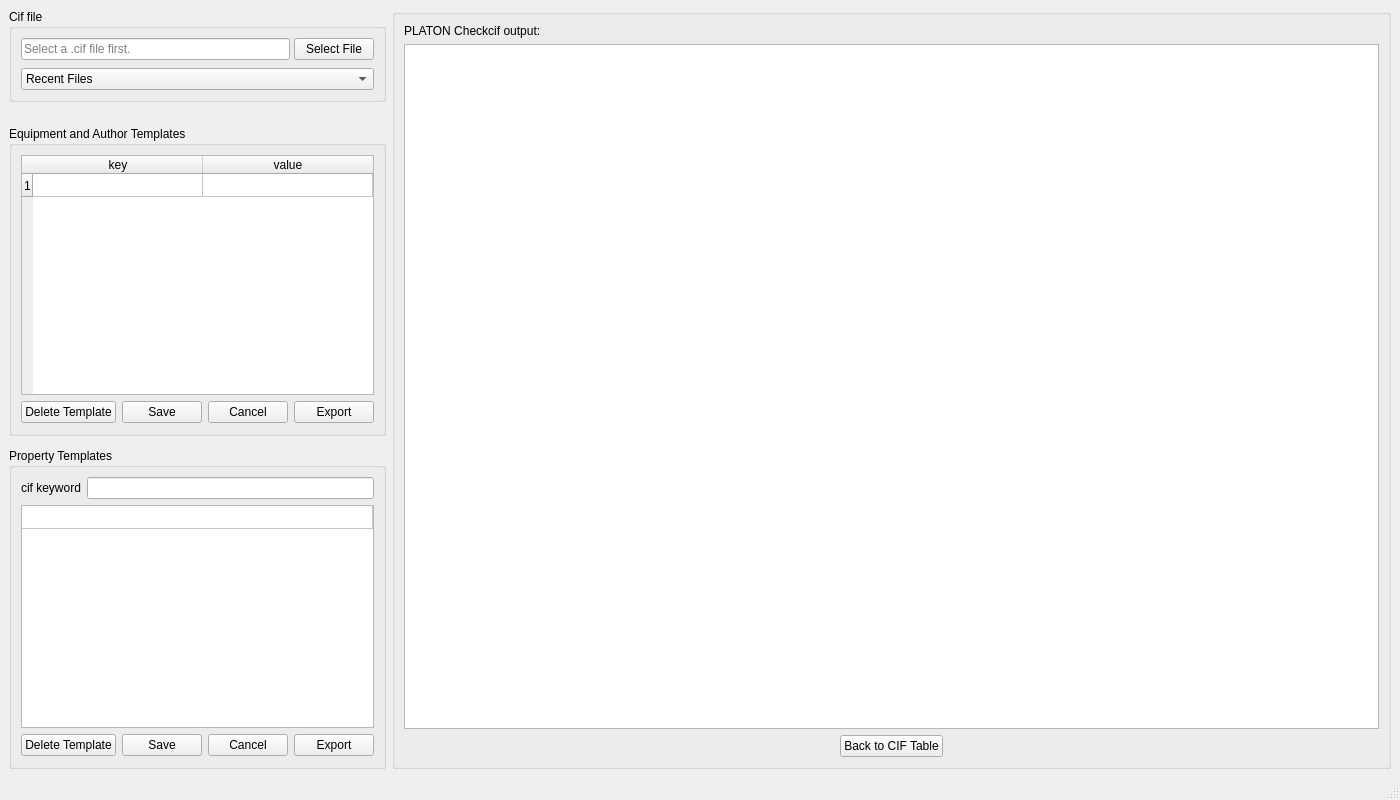
dkratzert/FinalCif, file gui/finalcif_gui.ui: the form before one commit.
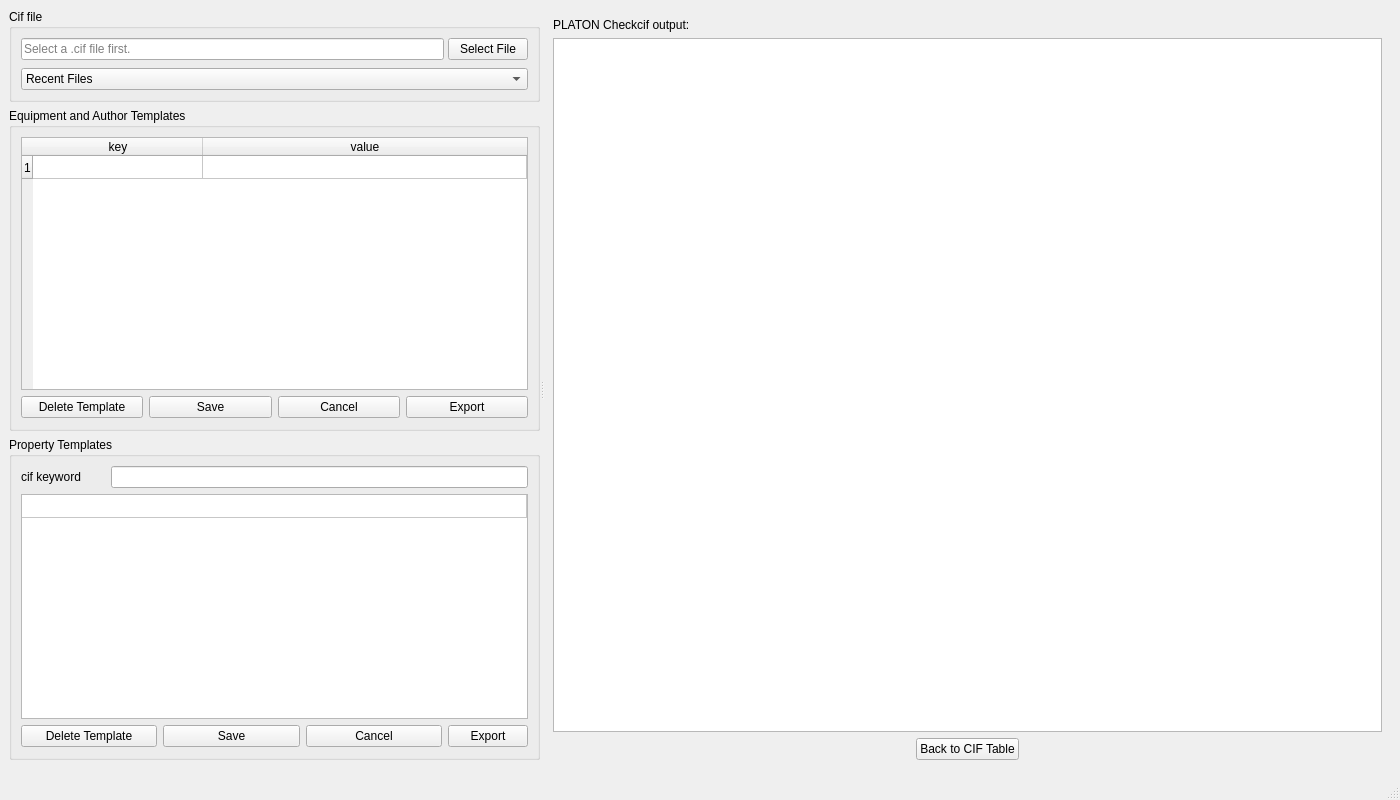
The form after the commit. The open tabs and pages were chosen to show the change. Custom widgets are drawn as their Qt base class.

Commit message: added splitter between main table and templates

The edit to the form file:
```diff
--- a/gui/finalcif_gui.ui
+++ b/gui/finalcif_gui.ui
@@ -16,15 +16,230 @@
    <string>FinalCif</string>
   </property>
   <widget class="QWidget" name="Mainwidget">
-   <layout class="QGridLayout" name="gridLayout">
-    <item row="7" column="1" rowspan="3">
+   <layout class="QHBoxLayout" name="horizontalLayout_4">
+    <item>
+     <widget class="QSplitter" name="splitter">
+      <property name="orientation">
+       <enum>Qt::Horizontal</enum>
+      </property>
+      <widget class="QFrame" name="LeftFrame">
+       <property name="frameShape">
+        <enum>QFrame::NoFrame</enum>
+       </property>
+       <property name="frameShadow">
+        <enum>QFrame::Plain</enum>
+       </property>
+       <property name="lineWidth">
+        <number>0</number>
+       </property>
+       <layout class="QVBoxLayout" name="verticalLayout_5">
+        <property name="leftMargin">
+         <number>0</number>
+        </property>
+        <property name="topMargin">
+         <number>0</number>
+        </property>
+        <property name="rightMargin">
+         <number>0</number>
+        </property>
+        <item>
+         <widget class="QGroupBox" name="SelectCifFileGroupBox">
+          <property name="title">
+           <string>Cif file</string>
+          </property>
+          <layout class="QGridLayout" name="CifFileGridLayout" columnstretch="0,0">
+           <property name="horizontalSpacing">
+            <number>4</number>
+           </property>
+           <property name="verticalSpacing">
+            <number>8</number>
+           </property>
+           <item row="0" column="1">
+            <widget class="QPushButton" name="SelectCif_PushButton">
+             <property name="text">
+              <string>Select File</string>
+             </property>
+            </widget>
+           </item>
+           <item row="0" column="0">
+            <widget class="QLineEdit" name="SelectCif_LineEdit">
+             <property name="placeholderText">
+              <string>Select a .cif file first.</string>
+             </property>
+            </widget>
+           </item>
+           <item row="1" column="0" colspan="2">
+            <widget class="QComboBox" name="RecentComboBox">
+             <property name="currentText">
+              <string>Recent Files</string>
+             </property>
+             <item>
+              <property name="text">
+               <string>Recent Files</string>
+              </property>
+             </item>
+            </widget>
+           </item>
+          </layout>
+         </widget>
+        </item>
+        <item>
+         <widget class="QGroupBox" name="EquipmentGroupBox">
+          <property name="title">
+           <string>Equipment and Author Templates</string>
+          </property>
+          <layout class="QGridLayout" name="gridLayout_3">
+           <property name="leftMargin">
+            <number>0</number>
+           </property>
+           <property name="topMargin">
+            <number>0</number>
+           </property>
+           <property name="rightMargin">
+            <number>0</number>
+           </property>
+           <property name="bottomMargin">
+            <number>1</number>
+           </property>
+           <property name="spacing">
+            <number>0</number>
+           </property>
+           <item row="0" column="0">
+            <widget class="QStackedWidget" name="EquipmentTemplatesStackedWidget">
+             <property name="currentIndex">
+              <number>1</number>
+             </property>
+             <widget class="QWidget" name="EquipmentSelectPage">
+              <layout class="QGridLayout" name="TemplatesGridLayout">
+               <item row="0" column="0" colspan="3">
+                <widget class="QListWidget" name="EquipmentTemplatesListWidget">
+                 <property name="toolTip">
+                  <string>&lt;html&gt;&lt;head/&gt;&lt;body&gt;&lt;p&gt;Each entry can have a list of key/value pairs. For example a Diffractometer model can have a list of features.&lt;/p&gt;&lt;/body&gt;&lt;/html&gt;</string>
+                 </property>
+                 <property name="editTriggers">
+                  <set>QAbstractItemView::NoEditTriggers</set>
+                 </property>
+                 <property name="selectionMode">
+                  <enum>QAbstractItemView::SingleSelection</enum>
+                 </property>
+                 <property name="selectionBehavior">
+                  <enum>QAbstractItemView::SelectRows</enum>
+                 </property>
+                </widget>
+               </item>
+               <item row="1" column="0">
+                <widget class="QPushButton" name="NewEquipmentTemplateButton">
+                 <property name="text">
+                  <string>New Template</string>
+                 </property>
+                </widget>
+               </item>
+               <item row="1" column="1">
+                <widget class="QPushButton" name="EditEquipmentTemplateButton">
+                 <property name="text">
+                  <string>Edit Template</string>
+                 </property>
+                </widget>
+               </item>
+               <item row="1" column="2">
+                <widget class="QPushButton" name="ImportEquipmentTemplateButton">
+                 <property name="text">
+                  <string>Import</string>
+                 </property>
+                </widget>
+               </item>
+              </layout>
+             </widget>
+             <widget class="QWidget" name="EquipmentEditPage">
+              <layout class="QGridLayout" name="gridLayout_2">
+               <item row="0" column="1" colspan="4">
+                <widget class="MyEQTableWidget" name="EquipmentEditTableWidget">
+                 <property name="autoScroll">
+                  <bool>false</bool>
+                 </property>
+                 <property name="editTriggers">
+                  <set>QAbstractItemView::AllEditTriggers</set>
+                 </property>
+                 <property name="alternatingRowColors">
+                  <bool>false</bool>
+                 </property>
+                 <property name="selectionMode">
+                  <enum>QAbstractItemView::SingleSelection</enum>
+                 </property>
+                 <property name="selectionBehavior">
+                  <enum>QAbstractItemView::SelectRows</enum>
+                 </property>
+                 <property name="verticalScrollMode">
+                  <enum>QAbstractItemView::ScrollPerPixel</enum>
+                 </property>
+                 <property name="horizontalScrollMode">
+                  <enum>QAbstractItemView::ScrollPerPixel</enum>
+                 </property>
+                 <property name="rowCount">
+                  <number>1</number>
+                 </property>
+                 <attribute name="horizontalHeaderDefaultSectionSize">
+                  <number>170</number>
+                 </attribute>
+                 <attribute name="horizontalHeaderMinimumSectionSize">
+                  <number>90</number>
+                 </attribute>
+                 <attribute name="horizontalHeaderStretchLastSection">
+                  <bool>true</bool>
+                 </attribute>
+                 <attribute name="verticalHeaderDefaultSectionSize">
+                  <number>23</number>
+                 </attribute>
+                 <row/>
+                 <column>
+                  <property name="text">
+                   <string>key</string>
+                  </property>
+                 </column>
+                 <column>
+                  <property name="text">
+                   <string>value</string>
+                  </property>
+                 </column>
+                </widget>
+               </item>
+               <item row="1" column="2">
+                <widget class="QPushButton" name="SaveEquipmentButton">
+                 <property name="text">
+                  <string>Save</string>
+                 </property>
+                </widget>
+               </item>
+               <item row="1" column="1">
+                <widget class="QPushButton" name="DeleteEquipmentButton">
+                 <property name="text">
+                  <string>Delete Template</string>
+                 </property>
+                </widget>
+               </item>
+               <item row="1" column="3">
+                <widget class="QPushButton" name="CancelEquipmentButton">
+                 <property name="text">
+                  <string>Cancel</string>
+                 </property>
+                </widget>
+               </item>
+               <item row="1" column="4">
+                <widget class="QPushButton" name="ExportEquipmentButton">
+                 <property name="text">
+                  <string>Export</string>
+                 </property>
+                </widget>
+               </item>
+              </layout>
+             </widget>
+            </widget>
+           </item>
+          </layout>
+         </widget>
+        </item>
+        <item>
      <widget class="QGroupBox" name="PropertiesGroupBox">
-      <property name="sizePolicy">
-       <sizepolicy hsizetype="Preferred" vsizetype="Preferred">
-        <horstretch>2</horstretch>
-        <verstretch>1</verstretch>
-       </sizepolicy>
-      </property>
       <property name="title">
        <string>Property Templates</string>
       </property>
@@ -46,12 +261,6 @@
        </property>
        <item row="0" column="0" colspan="2">
         <widget class="QStackedWidget" name="PropertiesTemplatesStackedWidget">
-         <property name="sizePolicy">
-          <sizepolicy hsizetype="Expanding" vsizetype="Expanding">
-           <horstretch>2</horstretch>
-           <verstretch>2</verstretch>
-          </sizepolicy>
-         </property>
          <property name="currentIndex">
           <number>1</number>
          </property>
@@ -211,16 +420,11 @@
       </layout>
      </widget>
     </item>
-    <item row="0" column="4" rowspan="10">
-     <widget class="QGroupBox" name="CifDataItemsGroupBox">
-      <property name="sizePolicy">
-       <sizepolicy hsizetype="Preferred" vsizetype="Preferred">
-        <horstretch>6</horstretch>
-        <verstretch>0</verstretch>
-       </sizepolicy>
-      </property>
-      <property name="title">
-       <string/>
+       </layout>
+      </widget>
+      <widget class="QFrame" name="CifDataItemsFrame">
+       <property name="lineWidth">
+        <number>0</number>
       </property>
       <layout class="QGridLayout" name="CifTableGridLayout">
        <property name="leftMargin">
@@ -514,219 +718,6 @@
        </item>
       </layout>
      </widget>
-    </item>
-    <item row="5" column="1">
-     <widget class="QGroupBox" name="EquipmentGroupBox">
-      <property name="sizePolicy">
-       <sizepolicy hsizetype="Preferred" vsizetype="Preferred">
-        <horstretch>2</horstretch>
-        <verstretch>3</verstretch>
-       </sizepolicy>
-      </property>
-      <property name="title">
-       <string>Equipment and Author Templates</string>
-      </property>
-      <layout class="QGridLayout" name="gridLayout_3">
-       <property name="leftMargin">
-        <number>0</number>
-       </property>
-       <property name="topMargin">
-        <number>0</number>
-       </property>
-       <property name="rightMargin">
-        <number>0</number>
-       </property>
-       <property name="bottomMargin">
-        <number>1</number>
-       </property>
-       <property name="spacing">
-        <number>0</number>
-       </property>
-       <item row="0" column="0">
-        <widget class="QStackedWidget" name="EquipmentTemplatesStackedWidget">
-         <property name="sizePolicy">
-          <sizepolicy hsizetype="Preferred" vsizetype="Preferred">
-           <horstretch>0</horstretch>
-           <verstretch>0</verstretch>
-          </sizepolicy>
-         </property>
-         <property name="currentIndex">
-          <number>0</number>
-         </property>
-         <widget class="QWidget" name="EquipmentSelectPage">
-          <layout class="QGridLayout" name="TemplatesGridLayout">
-           <item row="0" column="0" colspan="3">
-            <widget class="QListWidget" name="EquipmentTemplatesListWidget">
-             <property name="toolTip">
-              <string>&lt;html&gt;&lt;head/&gt;&lt;body&gt;&lt;p&gt;Each entry can have a list of key/value pairs. For example a Diffractometer model can have a list of features.&lt;/p&gt;&lt;/body&gt;&lt;/html&gt;</string>
-             </property>
-             <property name="editTriggers">
-              <set>QAbstractItemView::NoEditTriggers</set>
-             </property>
-             <property name="selectionMode">
-              <enum>QAbstractItemView::SingleSelection</enum>
-             </property>
-             <property name="selectionBehavior">
-              <enum>QAbstractItemView::SelectRows</enum>
-             </property>
-            </widget>
-           </item>
-           <item row="1" column="0">
-            <widget class="QPushButton" name="NewEquipmentTemplateButton">
-             <property name="text">
-              <string>New Template</string>
-             </property>
-            </widget>
-           </item>
-           <item row="1" column="1">
-            <widget class="QPushButton" name="EditEquipmentTemplateButton">
-             <property name="text">
-              <string>Edit Template</string>
-             </property>
-            </widget>
-           </item>
-           <item row="1" column="2">
-            <widget class="QPushButton" name="ImportEquipmentTemplateButton">
-             <property name="text">
-              <string>Import</string>
-             </property>
-            </widget>
-           </item>
-          </layout>
-         </widget>
-         <widget class="QWidget" name="EquipmentEditPage">
-          <layout class="QGridLayout" name="gridLayout_2">
-           <item row="0" column="1" colspan="4">
-            <widget class="MyEQTableWidget" name="EquipmentEditTableWidget">
-             <property name="autoScroll">
-              <bool>false</bool>
-             </property>
-             <property name="editTriggers">
-              <set>QAbstractItemView::AllEditTriggers</set>
-             </property>
-             <property name="alternatingRowColors">
-              <bool>false</bool>
-             </property>
-             <property name="selectionMode">
-              <enum>QAbstractItemView::SingleSelection</enum>
-             </property>
-             <property name="selectionBehavior">
-              <enum>QAbstractItemView::SelectRows</enum>
-             </property>
-             <property name="verticalScrollMode">
-              <enum>QAbstractItemView::ScrollPerPixel</enum>
-             </property>
-             <property name="horizontalScrollMode">
-              <enum>QAbstractItemView::ScrollPerPixel</enum>
-             </property>
-             <property name="rowCount">
-              <number>1</number>
-             </property>
-             <attribute name="horizontalHeaderDefaultSectionSize">
-              <number>170</number>
-             </attribute>
-             <attribute name="horizontalHeaderMinimumSectionSize">
-              <number>90</number>
-             </attribute>
-             <attribute name="horizontalHeaderStretchLastSection">
-              <bool>true</bool>
-             </attribute>
-             <attribute name="verticalHeaderDefaultSectionSize">
-              <number>23</number>
-             </attribute>
-             <row/>
-             <column>
-              <property name="text">
-               <string>key</string>
-              </property>
-             </column>
-             <column>
-              <property name="text">
-               <string>value</string>
-              </property>
-             </column>
-            </widget>
-           </item>
-           <item row="1" column="2">
-            <widget class="QPushButton" name="SaveEquipmentButton">
-             <property name="text">
-              <string>Save</string>
-             </property>
-            </widget>
-           </item>
-           <item row="1" column="1">
-            <widget class="QPushButton" name="DeleteEquipmentButton">
-             <property name="text">
-              <string>Delete Template</string>
-             </property>
-            </widget>
-           </item>
-           <item row="1" column="3">
-            <widget class="QPushButton" name="CancelEquipmentButton">
-             <property name="text">
-              <string>Cancel</string>
-             </property>
-            </widget>
-           </item>
-           <item row="1" column="4">
-            <widget class="QPushButton" name="ExportEquipmentButton">
-             <property name="text">
-              <string>Export</string>
-             </property>
-            </widget>
-           </item>
-          </layout>
-         </widget>
-        </widget>
-       </item>
-      </layout>
-     </widget>
-    </item>
-    <item row="0" column="1" rowspan="2">
-     <widget class="QGroupBox" name="SelectCifFileGroupBox">
-      <property name="sizePolicy">
-       <sizepolicy hsizetype="Preferred" vsizetype="Preferred">
-        <horstretch>2</horstretch>
-        <verstretch>0</verstretch>
-       </sizepolicy>
-      </property>
-      <property name="title">
-       <string>Cif file</string>
-      </property>
-      <layout class="QGridLayout" name="CifFileGridLayout" columnstretch="0,0">
-       <property name="horizontalSpacing">
-        <number>4</number>
-       </property>
-       <property name="verticalSpacing">
-        <number>8</number>
-       </property>
-       <item row="0" column="1">
-        <widget class="QPushButton" name="SelectCif_PushButton">
-         <property name="text">
-          <string>Select File</string>
-         </property>
-        </widget>
-       </item>
-       <item row="0" column="0">
-        <widget class="QLineEdit" name="SelectCif_LineEdit">
-         <property name="placeholderText">
-          <string>Select a .cif file first.</string>
-         </property>
-        </widget>
-       </item>
-       <item row="1" column="0" colspan="2">
-        <widget class="QComboBox" name="RecentComboBox">
-         <property name="currentText">
-          <string>Recent Files</string>
-         </property>
-         <item>
-          <property name="text">
-           <string>Recent Files</string>
-          </property>
-         </item>
-        </widget>
-       </item>
-      </layout>
      </widget>
     </item>
    </layout>
@@ -748,6 +739,18 @@
    </property>
   </action>
  </widget>
+ <customwidgets>
+  <customwidget>
+   <class>MyCifTable</class>
+   <extends>QTableWidget</extends>
+   <header>gui.custom_classes.h</header>
+  </customwidget>
+  <customwidget>
+   <class>MyEQTableWidget</class>
+   <extends>QTableWidget</extends>
+   <header>gui.custom_classes.h</header>
+  </customwidget>
+ </customwidgets>
  <tabstops>
   <tabstop>SelectCif_LineEdit</tabstop>
   <tabstop>EquipmentEditTableWidget</tabstop>
@@ -760,18 +763,6 @@
   <tabstop>NewEquipmentTemplateButton</tabstop>
   <tabstop>EquipmentTemplatesListWidget</tabstop>
  </tabstops>
- <customwidgets>
-  <customwidget>
-   <class>MyCifTable</class>
-   <extends>QTableWidget</extends>
-   <header>gui.custom_classes.h</header>
-  </customwidget>
-  <customwidget>
-   <class>MyEQTableWidget</class>
-   <extends>QTableWidget</extends>
-   <header>gui.custom_classes.h</header>
-  </customwidget>
- </customwidgets>
  <includes>
   <include location="local">gui.custom_classes.h</include>
  </includes>
```
Left out of the diff: 3 changed lines with no effect on the pictures. Lines whose indentation alone changed are shown as unchanged. The commit also changes 2 other files.
